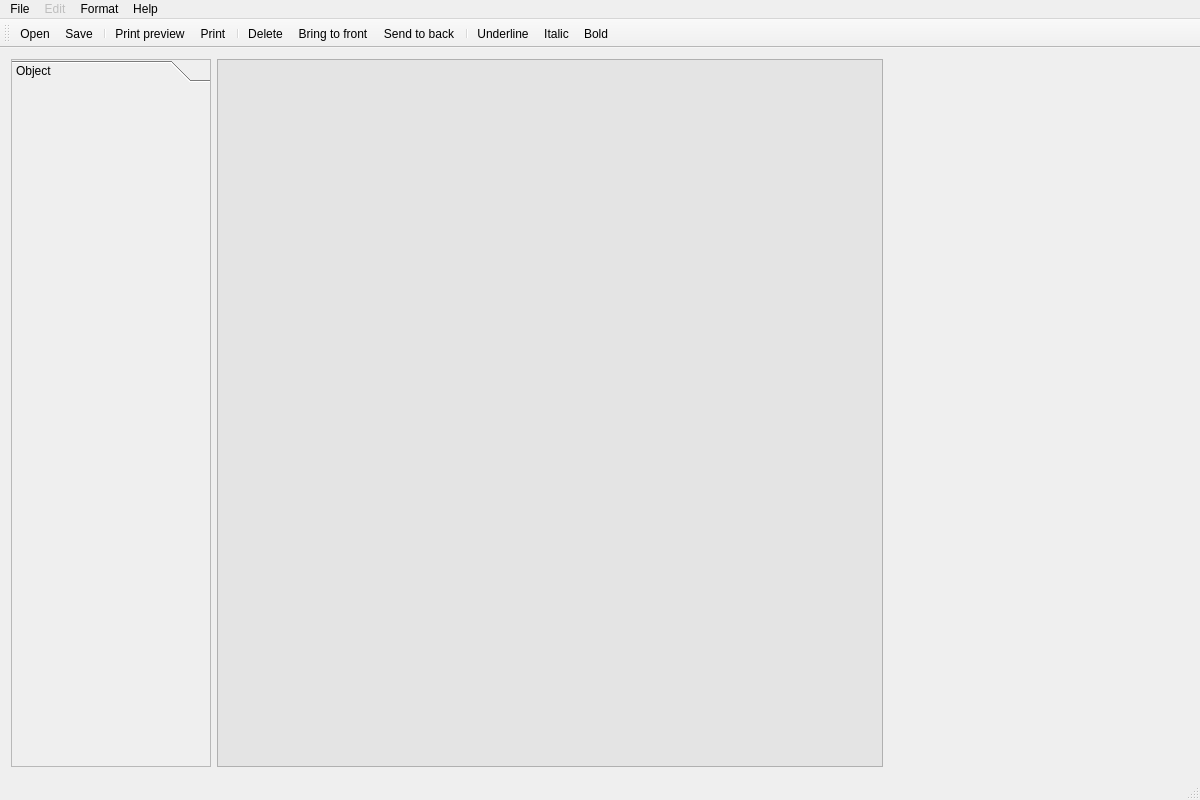
Old version of the form HoruxCardDesigner/horuxdesigner.ui in the repository BackupTheBerlios/horux-svn.
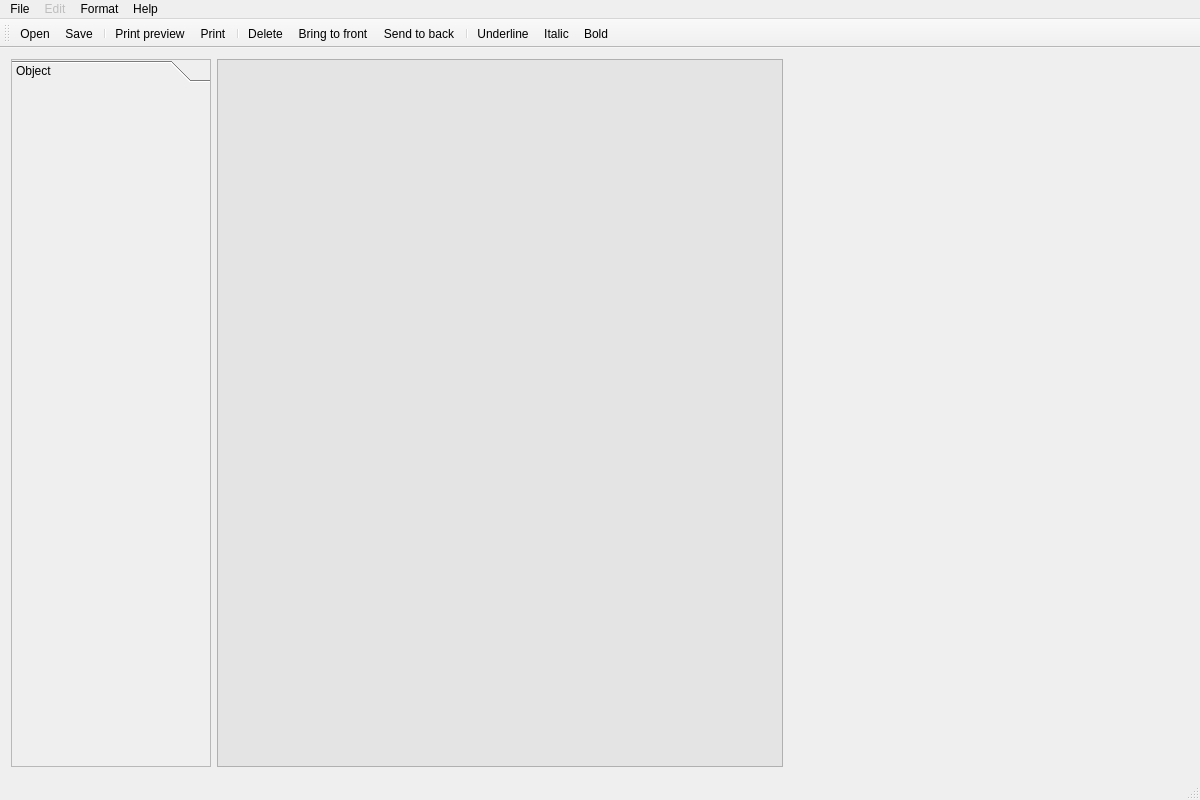
New version of the form. Icons and pictures are not drawn.

Commit message: change textedit by spinbox some parameters

What changed in the file:
```diff
--- a/HoruxCardDesigner/horuxdesigner.ui
+++ b/HoruxCardDesigner/horuxdesigner.ui
@@ -88,7 +88,7 @@
      <widget class="QWidget" name="widget" native="true">
       <property name="minimumSize">
        <size>
-        <width>300</width>
+        <width>400</width>
         <height>0</height>
        </size>
       </property>
```
Left out of the diff: 6 changed lines with no effect on the pictures. The commit also changes 4 other files.
